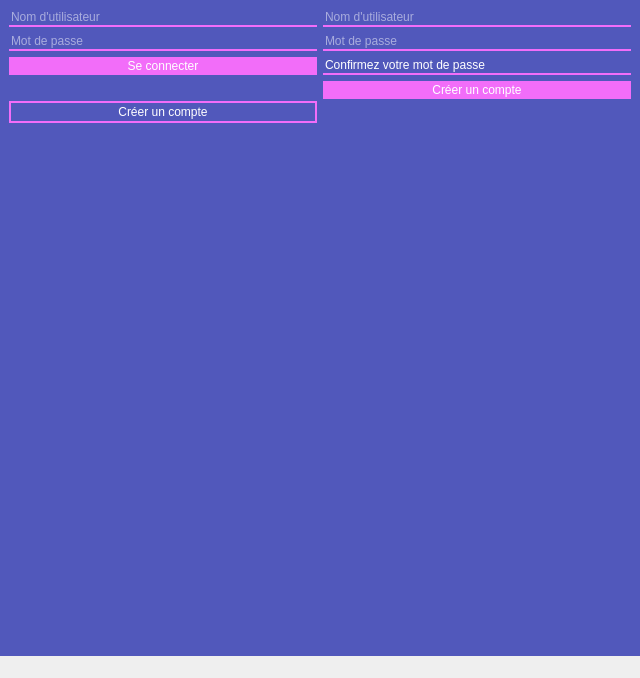
Before: the Qt Designer form views/MainWindow.ui in hug0be/pyhon_app, drawn with Qt 5.
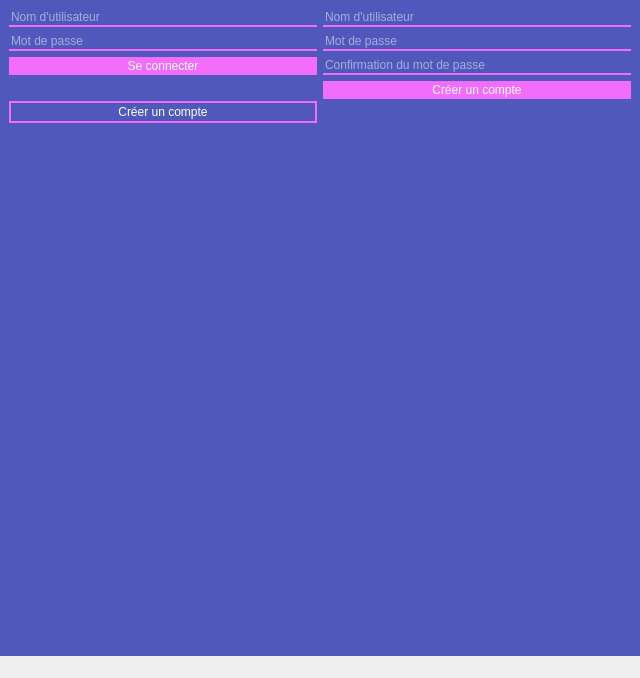
After: the same form once the commit is applied.

Commit message: [FIX] bouton de confirmation de mot de passe

```diff
--- a/views/MainWindow.ui
+++ b/views/MainWindow.ui
@@ -134,8 +134,11 @@
       </item>
       <item>
        <widget class="QLineEdit" name="accountPasswordConfirmation">
-        <property name="text">
-         <string>Confirmez votre mot de passe</string>
+        <property name="echoMode">
+         <enum>QLineEdit::Password</enum>
+        </property>
+        <property name="placeholderText">
+         <string>Confirmation du mot de passe</string>
         </property>
        </widget>
       </item>
@@ -146,6 +149,16 @@
         </property>
        </widget>
       </item>
+      <item>
+       <widget class="QLabel" name="createAccountErrorsLabel">
+        <property name="styleSheet">
+         <string notr="true">color: #F3A917</string>
+        </property>
+        <property name="text">
+         <string/>
+        </property>
+       </widget>
+      </item>
       <item>
        <spacer name="verticalSpacer">
         <property name="orientation">
@@ -162,16 +175,6 @@
         </property>
        </spacer>
       </item>
-      <item>
-       <widget class="QLabel" name="createAccountErrorsLabel">
-        <property name="styleSheet">
-         <string notr="true">color: #F3A917</string>
-        </property>
-        <property name="text">
-         <string/>
-        </property>
-       </widget>
-      </item>
      </layout>
     </item>
    </layout>
```
The commit also changes 5 other files.
